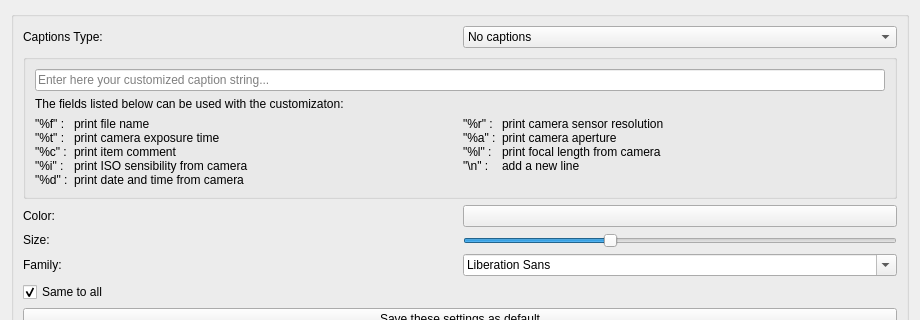
Above: utilities/assistants/printcreator/ui/advprintcaptionpage.ui from KDE/digikam before the change; both pictures show x 0 to 920 and y 0 to 320 of the 920 by 845 pixel window. Below: the same form after it.
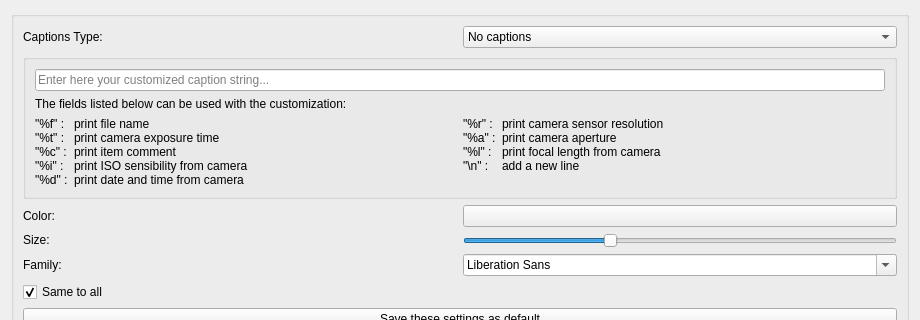
That is the form after the change. Custom widgets are drawn as their Qt base class.

The edit to the form file:
```diff
--- a/utilities/assistants/printcreator/ui/advprintcaptionpage.ui
+++ b/utilities/assistants/printcreator/ui/advprintcaptionpage.ui
@@ -175,7 +175,7 @@
                  <item row="2" column="0" colspan="4">
                   <widget class="QLabel" name="m_free_label">
                    <property name="text">
-                    <string>The fields listed below can be used with the customizaton:</string>
+                    <string>The fields listed below can be used with the customization:</string>
                    </property>
                    <property name="alignment">
                     <set>Qt::AlignLeading|Qt::AlignLeft|Qt::AlignTop</set>
```
